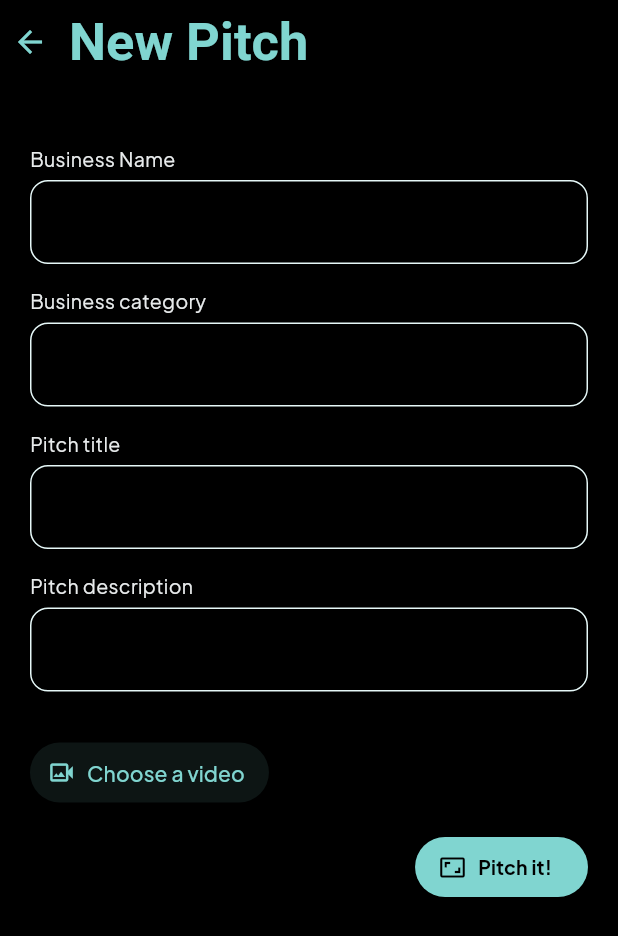
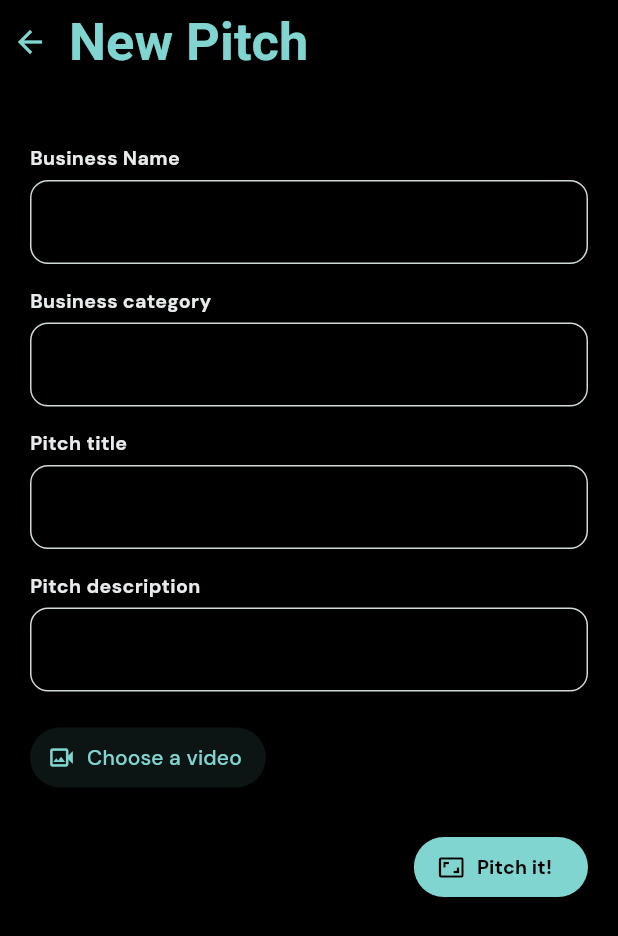
Before and after one commit to Reasondro/pitbowl, a Flutter app: the screen it shows once a user with an empty profile is signed in, item 3 of the bottom bar chosen, on a phone screen of 412 x 824 dp. Shown: the top 936 px of the screen. Run offline on Flutter 3.47's test engine with Material 3 defaults, Android fonts, the phone set to English and light mode, and no system bars; our stand-ins replace cloud_firestore, firebase_auth, firebase_core, firebase_storage, flutter_riverpod, google_fonts and 2 more; accounts and stored records are empty; network calls fail.

Commit message:
staqck moment

```diff
--- a/lib/main.dart
+++ b/lib/main.dart
@@ -21,14 +21,13 @@ final ColorScheme pitbowlColorTheme = ColorScheme.fromSeed(
 
 final ThemeData pitbowlTheme = ThemeData().copyWith(
     colorScheme: pitbowlColorTheme,
-    textTheme: GoogleFonts.plusJakartaSansTextTheme().copyWith(
+    textTheme: GoogleFonts.dmSansTextTheme().copyWith(
       titleLarge:
           // GoogleFonts.libreBodoni(fontWeight: FontWeight.w600, fontSize: 35),
           GoogleFonts.ibarraRealNova(fontWeight: FontWeight.bold, fontSize: 35),
-      titleMedium: GoogleFonts.plusJakartaSans(
-          fontWeight: FontWeight.bold, fontSize: 30),
-      labelSmall: GoogleFonts.plusJakartaSans(
-          fontWeight: FontWeight.bold, fontSize: 15),
+      titleMedium:
+          GoogleFonts.dmSans(fontWeight: FontWeight.w400, fontSize: 30),
+      labelSmall: GoogleFonts.dmSans(fontWeight: FontWeight.w400, fontSize: 15),
     ),
     appBarTheme: AppBarTheme(
       color: Colors.black,
--- a/lib/screens/new_pitch_screen.dart
+++ b/lib/screens/new_pitch_screen.dart
@@ -179,10 +179,14 @@ class _NewPitchScreenState extends ConsumerState<NewPitchScreen> {
           "New Pitch",
         ),
       ),
-      body: Container(
-        margin: const EdgeInsets.only(top: 40, right: 20, left: 20),
+      body: Padding(
+        padding:
+            const EdgeInsets.only(top: 40, right: 20, left: 20, bottom: 20),
         child: SingleChildScrollView(
-          child: Column(
+          child: Stack(
+            alignment: Alignment.center,
+            children: [
+              Column(
                 crossAxisAlignment: CrossAxisAlignment.end,
                 children: [
                   Container(
@@ -194,7 +198,8 @@ class _NewPitchScreenState extends ConsumerState<NewPitchScreen> {
                           "Business Name",
                           style: TextStyle(
                               color: Color.fromARGB(255, 232, 235, 236),
-                          fontSize: 13),
+                              fontSize: 13,
+                              fontWeight: FontWeight.bold),
                         ),
                         const SizedBox(
                           height: 5,
@@ -206,7 +211,7 @@ class _NewPitchScreenState extends ConsumerState<NewPitchScreen> {
                             enabledBorder: OutlineInputBorder(
                               borderRadius: BorderRadius.circular(12.0),
                               borderSide: const BorderSide(
-                              color: Color.fromARGB(255, 230, 248, 248)),
+                                  color: Color.fromARGB(255, 207, 218, 218)),
                             ),
                             focusedBorder: OutlineInputBorder(
                               borderRadius: BorderRadius.circular(12.0),
@@ -230,7 +235,8 @@ class _NewPitchScreenState extends ConsumerState<NewPitchScreen> {
                           "Business category",
                           style: TextStyle(
                               color: Color.fromARGB(255, 232, 235, 236),
-                          fontSize: 13),
+                              fontSize: 13,
+                              fontWeight: FontWeight.bold),
                         ),
                         const SizedBox(
                           height: 5,
@@ -242,7 +248,7 @@ class _NewPitchScreenState extends ConsumerState<NewPitchScreen> {
                             enabledBorder: OutlineInputBorder(
                               borderRadius: BorderRadius.circular(12.0),
                               borderSide: const BorderSide(
-                              color: Color.fromARGB(255, 230, 248, 248)),
+                                  color: Color.fromARGB(255, 207, 218, 218)),
                             ),
                             focusedBorder: OutlineInputBorder(
                               borderRadius: BorderRadius.circular(12.0),
@@ -265,7 +271,8 @@ class _NewPitchScreenState extends ConsumerState<NewPitchScreen> {
                           "Pitch title",
                           style: TextStyle(
                               color: Color.fromARGB(255, 232, 235, 236),
-                          fontSize: 13),
+                              fontSize: 13,
+                              fontWeight: FontWeight.bold),
                         ),
                         const SizedBox(
                           height: 5,
@@ -277,7 +284,7 @@ class _NewPitchScreenState extends ConsumerState<NewPitchScreen> {
                             enabledBorder: OutlineInputBorder(
                               borderRadius: BorderRadius.circular(12.0),
                               borderSide: const BorderSide(
-                              color: Color.fromARGB(255, 230, 248, 248)),
+                                  color: Color.fromARGB(255, 207, 218, 218)),
                             ),
                             focusedBorder: OutlineInputBorder(
                               borderRadius: BorderRadius.circular(12.0),
@@ -292,7 +299,7 @@ class _NewPitchScreenState extends ConsumerState<NewPitchScreen> {
                     ),
                   ),
                   Container(
-                margin: const EdgeInsets.only(bottom: 15),
+                    margin: const EdgeInsets.only(bottom: 5),
                     child: Column(
                       crossAxisAlignment: CrossAxisAlignment.start,
                       children: [
@@ -300,7 +307,8 @@ class _NewPitchScreenState extends ConsumerState<NewPitchScreen> {
                           "Pitch description",
                           style: TextStyle(
                               color: Color.fromARGB(255, 232, 235, 236),
-                          fontSize: 13),
+                              fontSize: 13,
+                              fontWeight: FontWeight.bold),
                         ),
                         const SizedBox(
                           height: 5,
@@ -312,7 +320,7 @@ class _NewPitchScreenState extends ConsumerState<NewPitchScreen> {
                             enabledBorder: OutlineInputBorder(
                               borderRadius: BorderRadius.circular(12.0),
                               borderSide: const BorderSide(
-                              color: Color.fromARGB(255, 230, 248, 248)),
+                                  color: Color.fromARGB(255, 207, 218, 218)),
                             ),
                             focusedBorder: OutlineInputBorder(
                               borderRadius: BorderRadius.circular(12.0),
@@ -333,11 +341,12 @@ class _NewPitchScreenState extends ConsumerState<NewPitchScreen> {
                     _selectedVideo = video;
                   }),
                   const SizedBox(
-                height: 15,
+                    height: 25,
                   ),
-              if (_isUploading)
-                const CircularProgressIndicator()
-              else
+                  // if (_isUploading)
+                  //   Container(
+                  //       alignment: Alignment.center,
+                  //       child: const CircularProgressIndicator()),
                   ElevatedButton.icon(
                     icon: const Icon(
                       Icons.aspect_ratio,
@@ -354,10 +363,16 @@ class _NewPitchScreenState extends ConsumerState<NewPitchScreen> {
                       "Pitch it!",
                       style: TextStyle(
                           fontSize: 13,
-                        fontWeight: FontWeight.bold,
-                        color: Colors.black),
+                          color: Colors.black,
+                          fontWeight: FontWeight.bold),
                     ),
                   ),
+                ],
+              ),
+              if (_isUploading)
+                Container(
+                    alignment: Alignment.center,
+                    child: const CircularProgressIndicator()),
             ],
           ),
         ),
--- a/lib/widgets/user_video_input.dart
+++ b/lib/widgets/user_video_input.dart
@@ -124,7 +124,7 @@ class _VideoInputState extends ConsumerState<VideoInput> {
               ),
             ),
             const SizedBox(
-              height: 15,
+              height: 5,
             ),
             ElevatedButton.icon(
                 onPressed: () {
```
Also changed, not shown: lib/screens/auth_screen.dart (+18 -11 lines), lib/screens/pitbowl_screen.dart (+24 -20 lines), lib/widgets/feed_item.dart (+14 -2 lines), pubspec.yaml (+14 -7 lines). Lines whose indentation alone changed are shown as unchanged.
